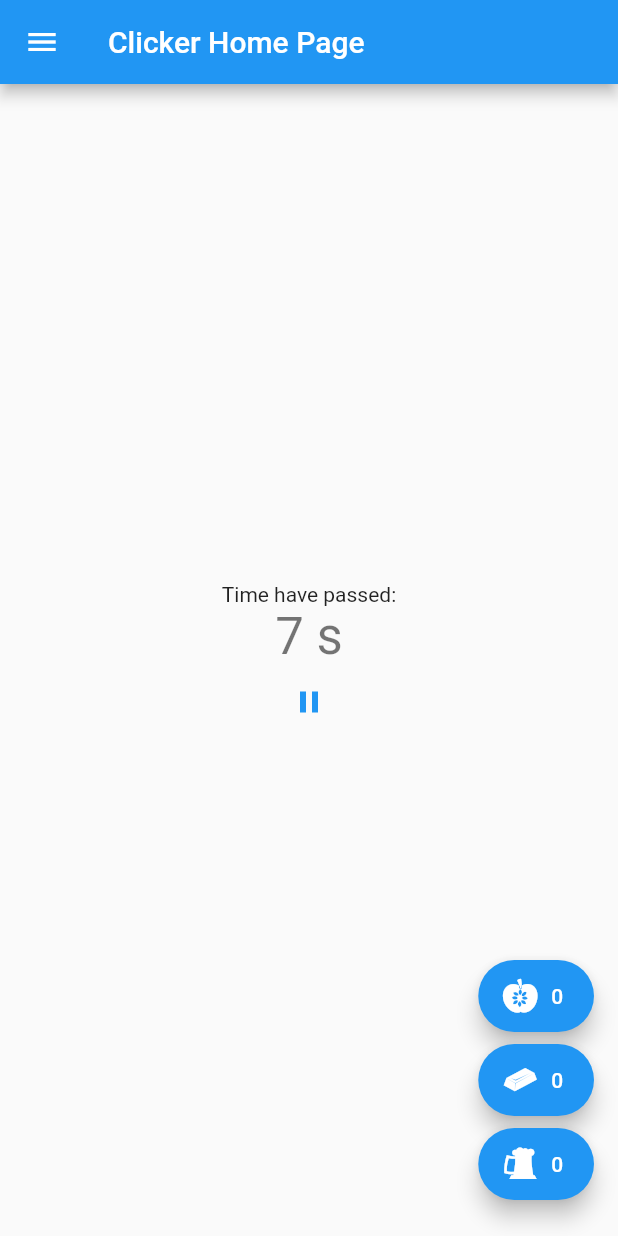
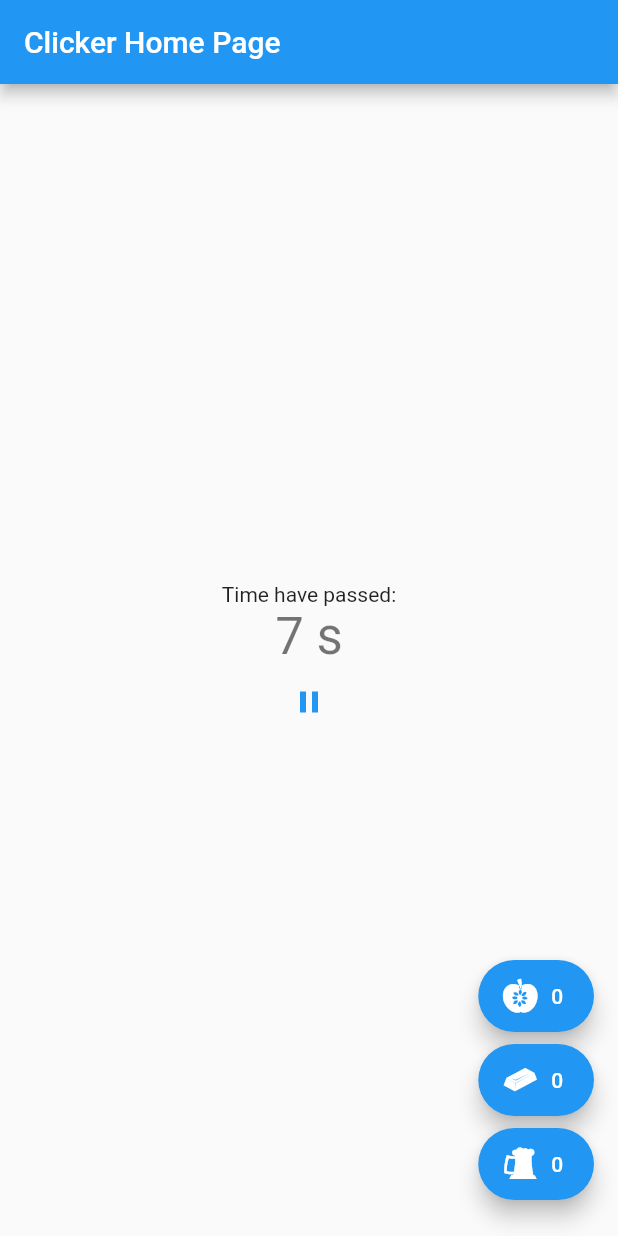
Before and after one commit to Phantato/idle-game, a Flutter app: the screen it shows after launch, on a phone screen of 412 x 824 dp. Run offline on Flutter 3.47's test engine with Material 2 defaults, Android fonts, the phone set to English and light mode, and no system bars.

Commit message:
Release First release

```diff
--- a/lib/main.dart
+++ b/lib/main.dart
@@ -68,7 +68,7 @@ class _ClickerHomePageState extends State<ClickerHomePage>
   Widget build(BuildContext context) {
     return Scaffold(
       appBar: AppBar(title: Text(widget.title)),
-      drawer: Drawer(child: Center(child: Text('This is a drawer!'))),
+      // drawer: Drawer(child: Center(child: Text('This is a drawer!'))),
       body: Center(
         child: Column(
           mainAxisAlignment: MainAxisAlignment.center,
```
Also changed, not shown: 2 other files.
